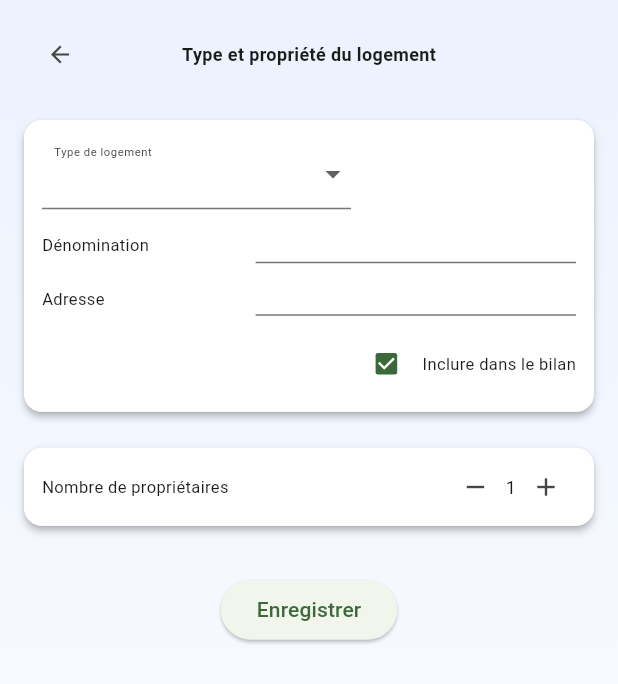
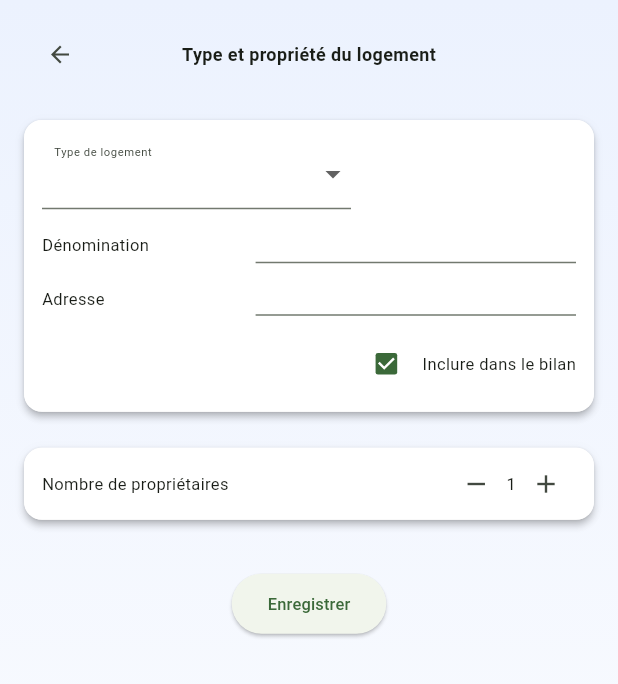
Before and after one commit to sebmenoury/biocarbon-api, a Flutter app: the BienDeclarationScreen widget shown alone on an empty page, opened directly, on a phone screen of 412 x 824 dp. Shown: the top 684 px of the screen. Run offline on Flutter 3.47's test engine with Material 3 defaults, Android fonts, the phone set to English and light mode, and no system bars; our stand-ins replace fl_chart; network calls fail.

```diff
--- a/lib/screens/declaration/bien_immobilier/bien_declaration_screen.dart
+++ b/lib/screens/declaration/bien_immobilier/bien_declaration_screen.dart
@@ -45,10 +45,11 @@ class _BienDeclarationScreenState extends State<BienDeclarationScreen> {
       typeBien = bien.typeBien;
       denomination = bien.nomLogement;
       adresse = bien.adresse ?? '';
-      inclureDansBilan = bien.inclureDansBilan;
-      nbProprietaires = bien.nbProprietaires;
+      inclureDansBilan = bien.inclureDansBilan ?? true; // 👈 valeur par défaut
+      nbProprietaires = bien.nbProprietaires ?? 1;
     } else {
       typeBien = widget.typeBienInitial ?? 'Logement principal';
+      inclureDansBilan = true; // 👈 valeur par défaut
       bien = BienImmobilier(
         idBien: 'TEMP-${DateTime.now().millisecondsSinceEpoch}',
         typeBien: typeBien,
@@ -64,7 +65,7 @@ class _BienDeclarationScreenState extends State<BienDeclarationScreen> {
   void enregistrerBien() async {
     try {
       final result = await ApiService.addBien(
-        codeIndividu: 'SEBASTIEN', // ou dynamiquement
+        codeIndividu: 'BASILE', // ou dynamiquement
         typeBien: bien.typeBien,
         description: bien.nomLogement,
         adresse: bien.adresse ?? '',
@@ -83,7 +84,7 @@ class _BienDeclarationScreenState extends State<BienDeclarationScreen> {
 
   void updateBien() async {
     try {
-      final data = bien.toMap('SEBASTIEN'); // au cas où tu veux tout envoyer
+      final data = bien.toMap('BASILE'); // au cas où tu veux tout envoyer
       final result = await ApiService.updateBien(bien.idBien!, data);
 
       print('🟠 Bien mis à jour : $result');
@@ -187,7 +188,7 @@ class _BienDeclarationScreenState extends State<BienDeclarationScreen> {
                   Transform.scale(
                     scale: 0.8,
                     child: Checkbox(
-                      value: bien.inclureDansBilan,
+                      value: bien.inclureDansBilan ?? true, // 👈 fallback si null
                       visualDensity: VisualDensity.compact,
                       onChanged: (v) => setState(() => bien.inclureDansBilan = v ?? true),
                     ),
@@ -203,7 +204,7 @@ class _BienDeclarationScreenState extends State<BienDeclarationScreen> {
 
         /// Nombre de propriétaires
         CustomCard(
-          padding: const EdgeInsets.symmetric(vertical: 6, horizontal: 12),
+          padding: const EdgeInsets.symmetric(vertical: 4, horizontal: 12),
           child: Column(
             crossAxisAlignment: CrossAxisAlignment.start,
             children: [
@@ -220,7 +221,7 @@ class _BienDeclarationScreenState extends State<BienDeclarationScreen> {
                         visualDensity: VisualDensity.compact,
                         iconSize: 20,
                       ),
-                      Text("$nbProprietaires", style: const TextStyle(fontSize: 12)),
+                      Text("$nbProprietaires", style: const TextStyle(fontSize: 11)),
                       IconButton(
                         icon: const Icon(Icons.add),
                         onPressed: incrementProprietaires,
@@ -248,7 +249,10 @@ class _BienDeclarationScreenState extends State<BienDeclarationScreen> {
                 enregistrerBien();
               }
             },
-            child: Text(widget.bienExistant != null ? "Mettre à jour" : "Enregistrer"),
+            child: Text(
+              widget.bienExistant != null ? "Mettre à jour" : "Enregistrer",
+              style: const TextStyle(fontSize: 11),
+            ),
           ),
         ),
       ],
```
Also changed, not shown: lib/data/services/api_service.dart (+0 -8 lines), lib/screens/declaration/bien_immobilier/bien_list_screen.dart (+13 -10 lines).
